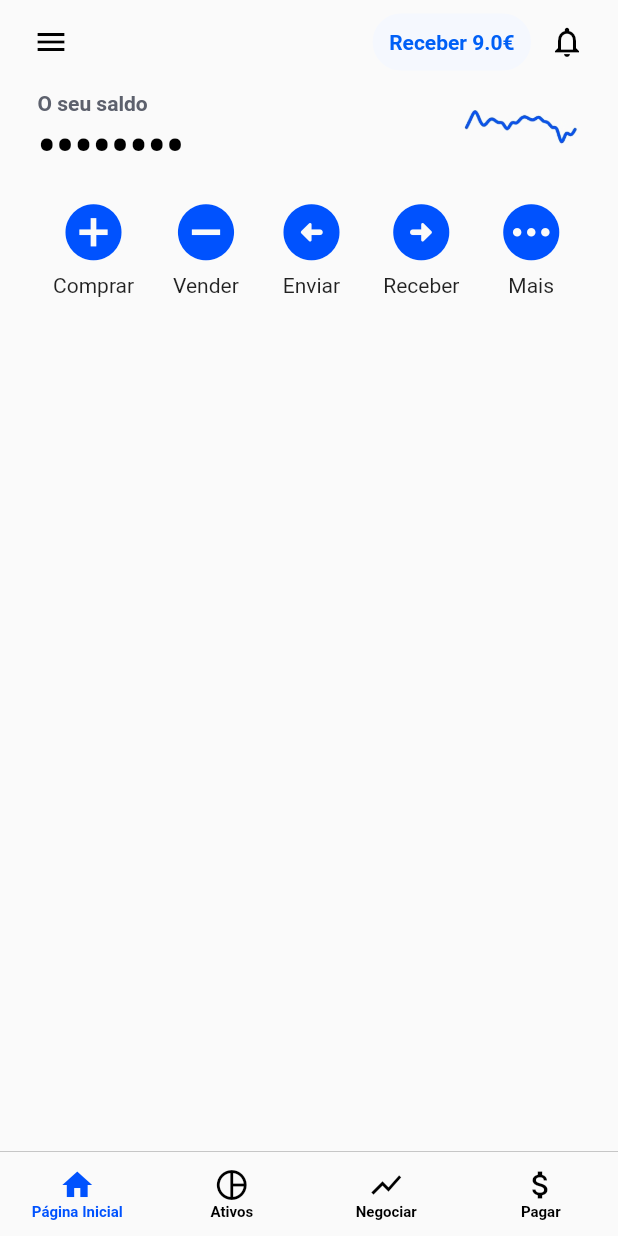
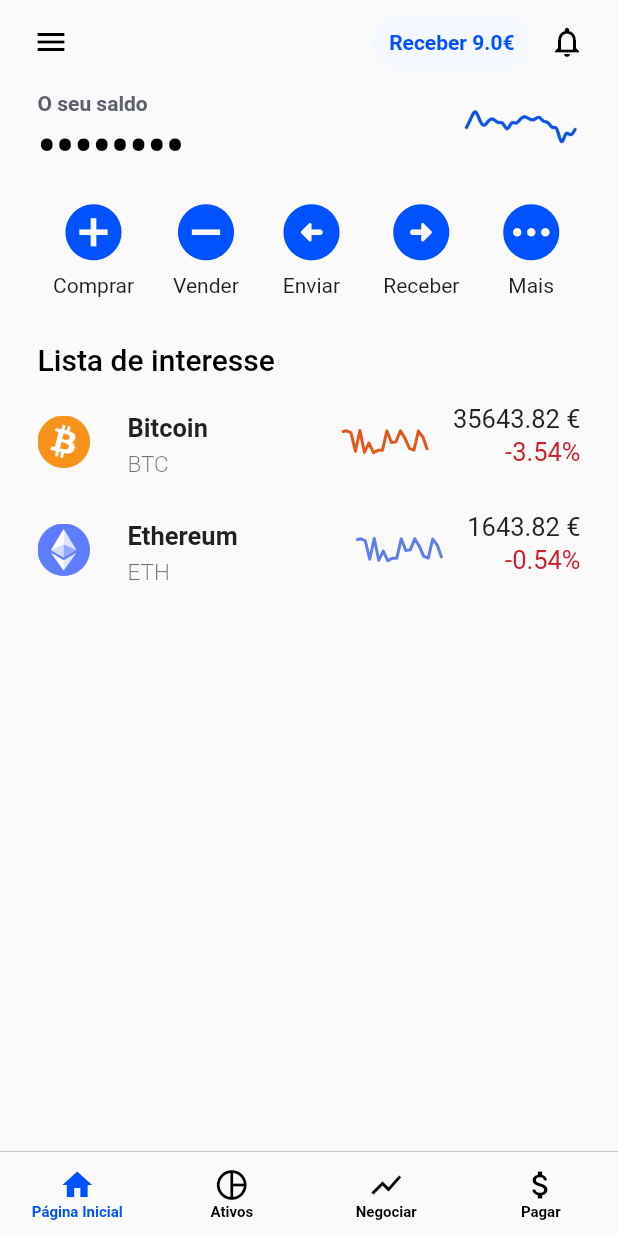
Before and after one commit to Hugo1307/CoinbaseClone, a Flutter app: the screen it shows after launch, on a phone screen of 412 x 824 dp. Run offline on Flutter 3.47's test engine with Material 2 defaults, Android fonts, the light colour scheme and no system bars; our stand-ins replace charts_flutter.

Commit message:
Added new widgets

```diff
--- /dev/null
+++ b/lib/charts_utils.dart
@@ -0,0 +1,51 @@
+import 'dart:math';
+
+import 'package:flutter/material.dart';
+import 'package:charts_flutter/flutter.dart' as charts;
+
+class LineChartSeries {
+  final int hour;
+  final int price;
+
+  LineChartSeries(this.hour, this.price);
+}
+
+class LineChart extends StatelessWidget {
+  final String id;
+  final Color chartColor;
+
+  const LineChart(this.id, this.chartColor, {Key? key}) : super(key: key);
+
+  _generateRandomData(int dataSamples, int maxDelta, int baseValue) {
+    Random rng = Random();
+    List<LineChartSeries> data = [];
+
+    for (var i = 0; i < dataSamples; i++) {
+      data.add(LineChartSeries(i, rng.nextInt(maxDelta) + baseValue));
+    }
+    return data;
+  }
+
+  @override
+  Widget build(BuildContext context) {
+    List<LineChartSeries> data = _generateRandomData(20, 5000, 4000);
+
+    List<charts.Series<LineChartSeries, int>> series = [
+      charts.Series(
+          id: id,
+          colorFn: (_, __) => charts.ColorUtil.fromDartColor(chartColor),
+          data: data,
+          domainFn: (LineChartSeries series, _) => series.hour,
+          measureFn: (LineChartSeries series, _) => series.price),
+    ];
+
+    return charts.LineChart(
+      series,
+      animate: true,
+      domainAxis: const charts.NumericAxisSpec(
+          showAxisLine: false, renderSpec: charts.NoneRenderSpec()),
+      primaryMeasureAxis:
+          const charts.NumericAxisSpec(renderSpec: charts.NoneRenderSpec()),
+    );
+  }
+}
--- a/lib/dashboard.dart
+++ b/lib/dashboard.dart
@@ -1,3 +1,4 @@
+import 'package:coinbase_clone/charts_utils.dart';
 import 'package:flutter/material.dart';
 
 class DashboardBody extends StatelessWidget {
@@ -10,7 +11,11 @@ class DashboardBody extends StatelessWidget {
         const BalanceBar(),
         Container(
           margin: const EdgeInsets.only(top: 10),
-          child: const ActionsBar(),
+          child: Column(children: [
+            const ActionsBar(),
+            Container(
+                margin: const EdgeInsets.only(top: 30), child: InterestsList())
+          ]),
         )
       ],
     );
@@ -134,3 +139,105 @@ class ActionsBar extends StatelessWidget {
         ]);
   }
 }
+
+class InterestsList extends StatelessWidget {
+  const InterestsList({Key? key}) : super(key: key);
+
+  @override
+  Widget build(BuildContext context) {
+    return Container(
+        margin: const EdgeInsets.symmetric(horizontal: 15),
+        child: Column(
+          children: [
+            const Align(
+                alignment: Alignment.centerLeft,
+                child: Text(
+                  'Lista de interesse',
+                  style: TextStyle(
+                      color: Colors.black,
+                      fontSize: 20,
+                      fontWeight: FontWeight.w500),
+                )),
+            ListView(
+              shrinkWrap: true,
+              padding: const EdgeInsets.only(top: 10),
+              children: const [
+                CurrencyListItem('Bitcoin', 'BTC', 35643.82, -3.54,
+                    currencyImagePath: 'assets/images/BC_Logo.png'),
+                CurrencyListItem(
+                  'Ethereum',
+                  'ETH',
+                  1643.82,
+                  -0.54,
+                  currencyImagePath: 'assets/images/ETH_Logo.png',
+                  currencyColor: Color.fromARGB(255, 98, 126, 232),
+                )
+              ],
+            ),
+          ],
+        ));
+  }
+}
+
+class CurrencyListItem extends StatefulWidget {
+  final String currencyName;
+  final String currencyAlias;
+  final double currentPrice;
+  final double variation;
+  final String currencyImagePath;
+  final Color currencyColor;
+
+  const CurrencyListItem(
+      this.currencyName, this.currencyAlias, this.currentPrice, this.variation,
+      {this.currencyImagePath = 'assets/images/BC_Logo.png',
+      this.currencyColor = const Color.fromARGB(255, 224, 90, 28),
+      Key? key})
+      : super(key: key);
+
+  @override
+  State<StatefulWidget> createState() => _CurrencyListItemState();
+}
+
+class _CurrencyListItemState extends State<CurrencyListItem> {
+  @override
+  Widget build(BuildContext context) {
+    return ListTile(
+        horizontalTitleGap: 20,
+        contentPadding: EdgeInsets.zero,
+        leading: SizedBox(
+            width: 35,
+            height: 35,
+            child: Image.asset(widget.currencyImagePath)),
+        title: Container(
+            margin: const EdgeInsets.only(bottom: 5),
+            child: Text(widget.currencyName,
+                style: const TextStyle(
+                    fontWeight: FontWeight.bold, fontSize: 17))),
+        subtitle: Text(widget.currencyAlias,
+            style: const TextStyle(fontWeight: FontWeight.w300, fontSize: 15)),
+        trailing: Row(
+            mainAxisSize: MainAxisSize.min,
+            mainAxisAlignment: MainAxisAlignment.start,
+            children: [
+              SizedBox(
+                child: LineChart(widget.currencyAlias, widget.currencyColor),
+                height: 50,
+                width: 80,
+              ),
+              Column(crossAxisAlignment: CrossAxisAlignment.end, children: [
+                Text(
+                  widget.currentPrice.toString() + ' €',
+                  style: const TextStyle(fontSize: 17),
+                ),
+                Container(
+                    margin: const EdgeInsets.only(top: 2),
+                    child: Text(
+                      widget.variation.toString() + '%',
+                      style: const TextStyle(
+                          fontSize: 17,
+                          color: Color.fromARGB(255, 206, 32, 47)),
+                    )),
+              ]),
+            ]));
+  }
+}
--- a/lib/main.dart
+++ b/lib/main.dart
@@ -70,7 +70,7 @@ class TopBar extends AppBar {
                   child: const Text(
                     'Receber 9.0€',
                     style: TextStyle(
-                        color: Color.fromARGB(255, 0, 96, 246),
+                        color: Color.fromARGB(255, 0, 82, 254),
                         fontWeight: FontWeight.bold),
                   ),
                 ),
--- /dev/null
+++ b/lib/utils.dart
@@ -0,0 +1,6 @@
+class Currency {
+  String name;
+  double value;
+
+  Currency(this.name, this.value);
+}
--- a/pubspec.yaml
+++ b/pubspec.yaml
@@ -29,6 +29,7 @@ environment:
 dependencies:
   flutter:
     sdk: flutter
+  charts_flutter: ^0.12.0
 
 
   # The following adds the Cupertino Icons font to your application.
```
Also changed, not shown: assets/images/BC_Logo.png (added), assets/images/ETH_Logo.png (added), pubspec.lock, 1 other file.
